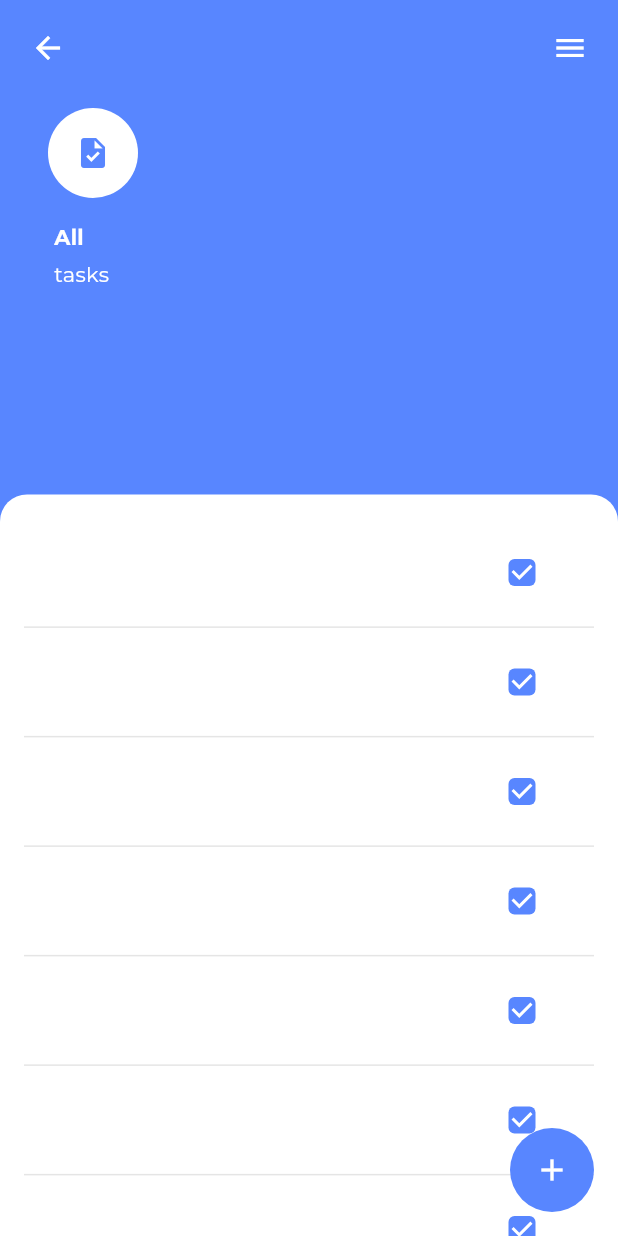
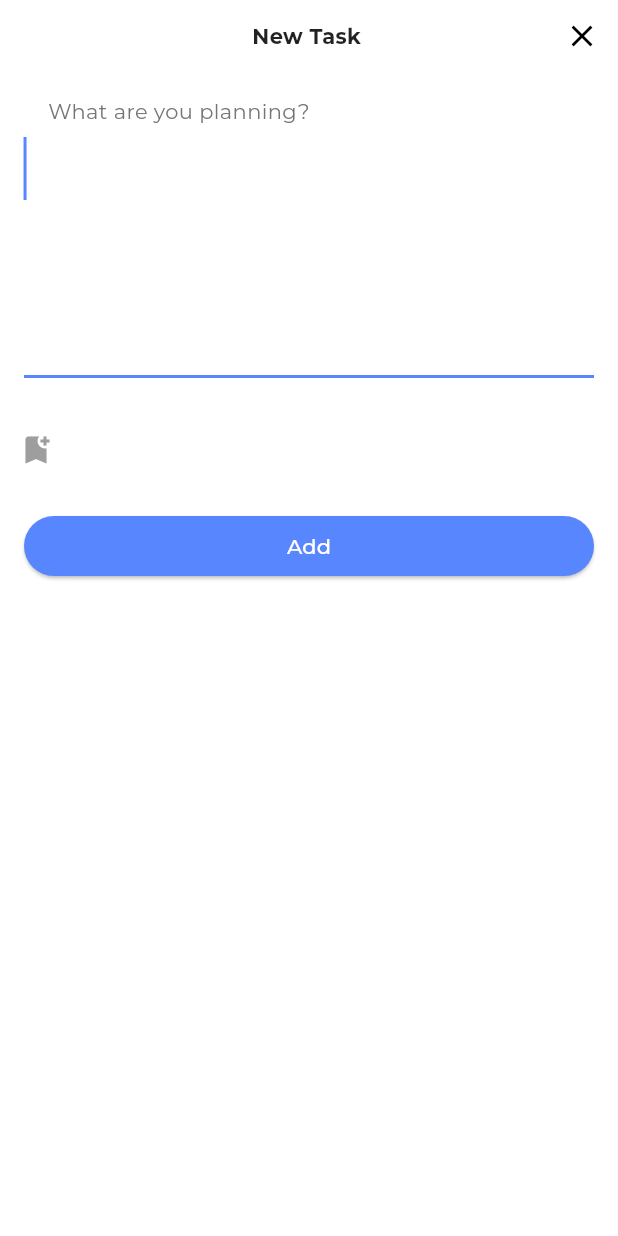
Before and after one commit to kiyanzade/todo_list, a Flutter app: the screen it shows after launch, after a tap on the "add" icon, on a phone screen of 412 x 824 dp. Run offline on Flutter 3.47's test engine with Material 2 defaults, Android fonts, the phone set to English and light mode, and no system bars; our stand-ins replace get, google_fonts.

Commit message:
implement ui p2

```diff
--- a/lib/main.dart
+++ b/lib/main.dart
@@ -1,7 +1,9 @@
 import 'package:flutter/material.dart';
+import 'package:flutter/services.dart';
 import 'package:get/get.dart';
 import 'package:google_fonts/google_fonts.dart';
 import 'package:to_do_app/bindings.dart';
+import 'package:to_do_app/views/addTask_screen.dart';
 import 'package:to_do_app/views/home_screen.dart';
 
 void main() {
@@ -19,19 +21,26 @@ class MyApp extends StatelessWidget {
       defaultTransition: Transition.fadeIn,
       initialBinding: MyBindings(),
       initialRoute: "/",
-      getPages: [GetPage(name: "/", page: () => const HomeScreen())],
+      getPages: [
+        GetPage(name: "/", page: () => const HomeScreen()),
+        GetPage(name: "/addTask", page: () => const AddTaskScreen())
+      ],
       title: 'Flutter Demo',
       theme: ThemeData(
         textTheme: GoogleFonts.montserratTextTheme(),
         colorScheme: const ColorScheme.light(
-          primary: Color(0xFF5886FF),
-          onPrimary: Colors.white,
-          secondary: Colors.black87,
-          onSurface: Colors.white,
-          surface: Colors.white
-        ),
+            primary: Color(0xFF5886FF),
+            onPrimary: Colors.white,
+            secondary: Colors.black87,
+            onSurface: Colors.white,
+            surface: Colors.white),
         useMaterial3: true,
       ),
     );
   }
+
+  static void changeStatusColor(Color color, Brightness brightness) {
+    SystemChrome.setSystemUIOverlayStyle(SystemUiOverlayStyle(
+        statusBarColor: color, statusBarIconBrightness: brightness));
+  }
 }
--- /dev/null
+++ b/lib/views/addTask_screen.dart
@@ -0,0 +1,91 @@
+import 'package:flutter/material.dart';
+import 'package:get/get.dart';
+import 'package:to_do_app/main.dart';
+
+class AddTaskScreen extends StatelessWidget {
+  const AddTaskScreen({super.key});
+
+  @override
+  Widget build(BuildContext context) {
+    MyApp.changeStatusColor(Colors.white,Brightness.dark);
+    return Scaffold(
+      body: SafeArea(
+        child: Column(
+          crossAxisAlignment: CrossAxisAlignment.start,
+          children: [
+            Row(
+              children: [
+                const Expanded(
+                  child: Padding(
+                    padding: EdgeInsets.only(left: 45),
+                    child: Text(
+                      "New Task",
+                      textAlign: TextAlign.center,
+                      style: TextStyle(fontWeight: FontWeight.bold),
+                    ),
+                  ),
+                ),
+                IconButton(
+                  onPressed: () {
+                    Get.back();
+                  },
+                  icon: const Icon(
+                    Icons.close,
+                    color: Colors.black,
+                  ),
+                )
+              ],
+            ),
+            Padding(
+              padding: const EdgeInsets.only(left: 32, top: 16),
+              child: Text(
+                "What are you planning?",
+                style: TextStyle(
+                  color: Colors.grey[600],
+                  fontSize: 14,
+                ),
+              ),
+            ),
+            Padding(
+              padding: const EdgeInsets.fromLTRB(16, 8, 16, 8),
+              child: TextField(
+                autofocus: true,
+                maxLines: 6,
+                cursorHeight: 42,
+                decoration: InputDecoration(
+                    enabledBorder: UnderlineInputBorder(
+                        borderSide: BorderSide(color: Colors.grey.shade400)),
+                    border: UnderlineInputBorder(
+                        borderSide: BorderSide(color: Colors.grey.shade400))),
+              ),
+            ),
+            const SizedBox(
+              height: 16,
+            ),
+            const TextField(
+              decoration: InputDecoration(
+                  border: InputBorder.none,
+                  prefixIcon: Icon(
+                    Icons.bookmark_add,
+                    color: Colors.grey,
+                  ),
+                  hintText: "add note"),
+            ),
+            Container(
+              margin: const EdgeInsets.all(16),
+              width: Get.width,
+              child: ElevatedButton(
+                style: ButtonStyle(
+                    foregroundColor: MaterialStateProperty.all(Colors.white),
+                    backgroundColor: MaterialStateProperty.all(
+                        Theme.of(context).colorScheme.primary)),
+                onPressed: () {},
+                child: const Text("Add"),
+              ),
+            )
+          ],
+        ),
+      ),
+    );
+  }
+}
--- a/lib/views/home_screen.dart
+++ b/lib/views/home_screen.dart
@@ -1,14 +1,20 @@
 import 'package:flutter/material.dart';
 import 'package:get/get.dart';
+import 'package:to_do_app/main.dart';
 
 class HomeScreen extends StatelessWidget {
   const HomeScreen({super.key});
 
   @override
   Widget build(BuildContext context) {
+    MyApp.changeStatusColor(
+        Theme.of(context).colorScheme.primary, Brightness.light);
     return Scaffold(
       floatingActionButton: FloatingActionButton(
-        onPressed: () {},
+        onPressed: () {
+          Get.toNamed("/addTask")!.then((value) => MyApp.changeStatusColor(
+              Theme.of(context).colorScheme.primary, Brightness.light));
+        },
         shape: const CircleBorder(),
         elevation: 0,
         child: const Icon(Icons.add),
```
